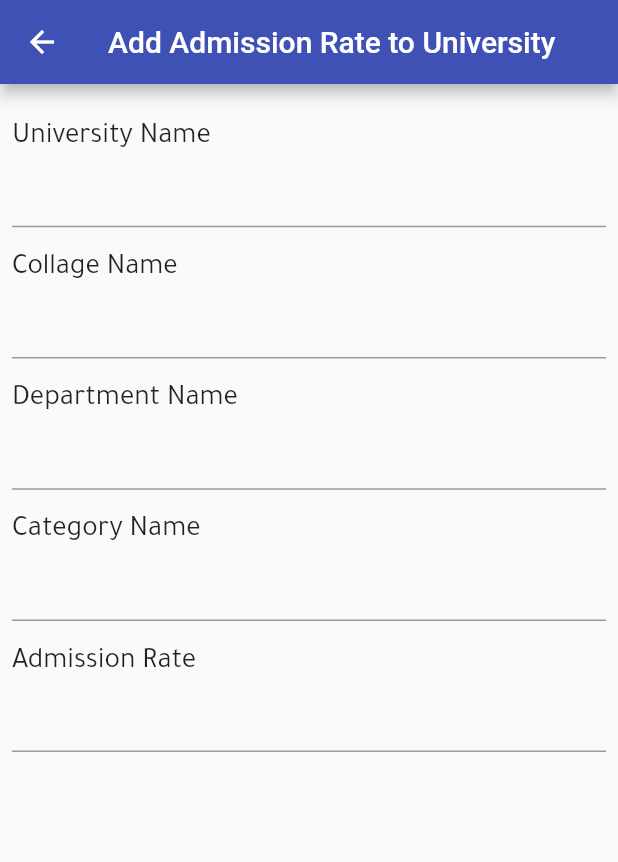
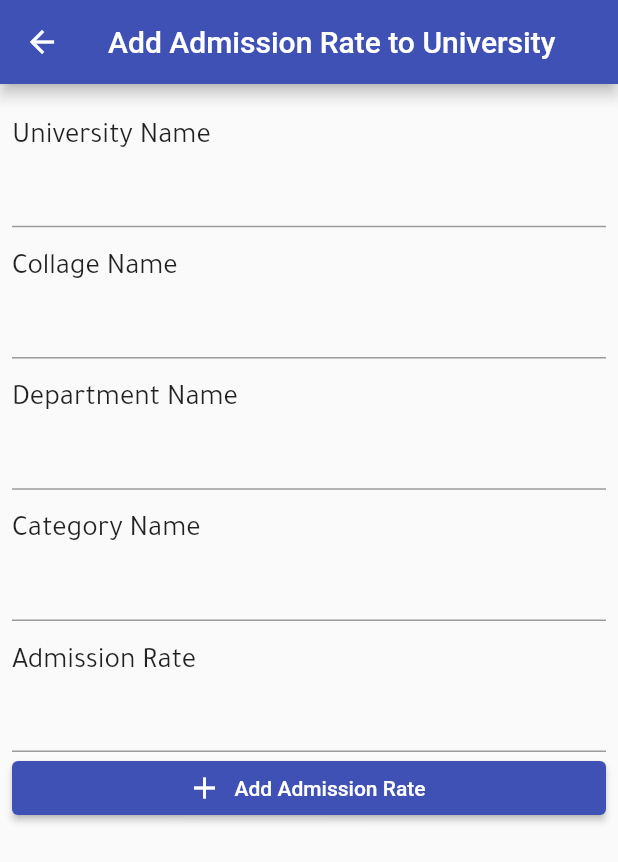
Before and after one commit to ShaimaBaasher/collage-finder, a Flutter app: the AddAdmissionView screen opened directly, on a phone screen of 412 x 824 dp. Shown: the top 862 px of the screen. Run offline on Flutter 3.47's test engine with Material 2 defaults, Android fonts, the phone set to English and light mode, and no system bars; our stand-ins replace cloud_firestore, firebase_core, firebase_storage, flutter_easyloading, flutter_svg, get and 6 more; accounts and stored records are empty; statements that could not run were skipped.

Commit message:
Added Admin

```diff
--- a/lib/admin/views/add_addmission_view/controller/add_admission_contoller.dart
+++ b/lib/admin/views/add_addmission_view/controller/add_admission_contoller.dart
@@ -1,7 +1,9 @@
 import 'package:cloud_firestore/cloud_firestore.dart';
 import 'package:collage_finder/models/category_model.dart';
+import 'package:flutter_easyloading/flutter_easyloading.dart';
 import 'package:get/get.dart';
 
+import '../../../../models/admission_model.dart';
 import '../../../../models/area_model.dart';
 import '../../../../models/collage_model.dart';
 import '../../../../models/department_model.dart';
@@ -18,12 +20,21 @@ class AddAdmissionController extends GetxController {
   final rateList = <RateModel>[];
   final rateStringList = <RateModel>[];
   final categoryList = <CategoryModel>[];
+  final admissionList = <AdmissionModel>[];
 
   var isLoading = false.obs;
+  var isInsertingLoading = false.obs;
+
+  CategoryModel? categoryModel;
+  UniversityModel? universityModel;
+  CollageModel? collageModel;
+  DepartmentModel? departmentModel;
+  RateModel? rateModel;
 
   @override
   void onInit() async {
     isLoading(true);
+    await getAdmission();
     await getAreas();
     await getUniversities();
     await getDepartments();
@@ -142,4 +153,50 @@ class AddAdmissionController extends GetxController {
           collageNameAr: element['collage_name_ar']));
     }
   }
+
+  Future getAdmission() async {
+    admissionList.clear();
+    QuerySnapshot querySnapshot = await ADMISSION_REF.get();
+    // Get data from docs and convert map to List
+    final allData = querySnapshot.docs.map((doc) => doc.data()).toList();
+    final universities = allData[0] as Map<String, dynamic>;
+    final list = universities['admission-rate'] as List<dynamic>;
+    printInfo(info: 'admission-rate>${universities['admission-rate']}');
+    for (var element in list) {
+      admissionList.add(AdmissionModel(
+        sectorId: element['sector_Id'],
+        categoryId: element['category_Id'],
+        collageId: element['collage_Id'],
+        departmentId: element['department_Id'],
+        rateId: element['rate_Id'],
+        superlativeId: element['superlative_Id'],
+        totalId: element['total_Id'],
+        universityId: element['university_Id'],
+      ));
+    }
+
+  }
+  void uploadAdmission() async {
+    isInsertingLoading(true);
+    // Images
+    int? _departmentId;
+
+    admissionList.add(AdmissionModel(
+        totalId: 1,
+        sectorId: 1,
+        superlativeId: 1,
+        universityId: universityModel?.universityId,
+        collageId: collageModel?.collageId,
+        rateId: rateModel?.rateId,
+        departmentId: departmentModel?.departmentId,
+        categoryId: categoryModel?.categoryId));
+
+    ADMISSION_REF.doc('pK0we3MKnVIe6dgVJ0sT').set(
+        AdmissionList(list: admissionList).toJson()
+      // 'universities': input
+    )        .then((_) => EasyLoading.showSuccess('Admission Added Successfully'))
+        .catchError((error) => EasyLoading.showError('Admission Add failed $error'));
+    isInsertingLoading(false);
+  }
+
 }
--- a/lib/admin/views/add_addmission_view/view/add_admission_view.dart
+++ b/lib/admin/views/add_addmission_view/view/add_admission_view.dart
@@ -51,7 +51,7 @@ class AddAdmissionView extends StatelessWidget {
                     },
                     displayStringForOption: (UniversityModel option) => option.universityNameEn!,
                     onSelected: (UniversityModel selection) {
-                      debugPrint('You just selected $selection');
+                      controller.universityModel = selection;
                     },
                   ),
                   SizedBox(height: 2.h,),
@@ -70,7 +70,7 @@ class AddAdmissionView extends StatelessWidget {
                     },
                     displayStringForOption: (CollageModel option) => option.collageNameEn!,
                     onSelected: (CollageModel selection) {
-                      debugPrint('You just selected $selection');
+                      controller.collageModel = selection;
                     },
                   ),
                   SizedBox(height: 2.h,),
@@ -89,6 +89,7 @@ class AddAdmissionView extends StatelessWidget {
                     },
                     displayStringForOption: (DepartmentModel option) => option.departmentNameEn!,
                     onSelected: (DepartmentModel selection) {
+                      controller.departmentModel = selection;
                       debugPrint('You just selected $selection');
                     },
                   ),
@@ -108,6 +109,7 @@ class AddAdmissionView extends StatelessWidget {
                     },
                     displayStringForOption: (CategoryModel option) => option.categoryNameEn!,
                     onSelected: (CategoryModel selection) {
+                      controller.categoryModel = selection;
                       debugPrint('You just selected $selection');
                     },
                   ),
@@ -127,8 +129,20 @@ class AddAdmissionView extends StatelessWidget {
                     },
                     displayStringForOption: (RateModel option) => option.rate!,
                     onSelected: (RateModel selection) {
+                      controller.rateModel = selection;
+
                       debugPrint('You just selected $selection');
                     },
+                  ),
+                  Obx(() =>
+                      ElevatedButton.icon(
+                        style: ElevatedButton.styleFrom(
+                          backgroundColor: Colors.indigo,),
+                        onPressed: controller.isInsertingLoading.isTrue ? null : () {
+                          controller.uploadAdmission();
+                        },
+                        icon: const Icon(Icons.add),
+                        label: const Text("Add Admission Rate"),),
                   ),
 
                 ],
--- a/lib/models/admission_model.dart
+++ b/lib/models/admission_model.dart
@@ -9,6 +9,38 @@ List<AdmissionModel>? admissionModelListFromJson(String str) =>
 
 String admissionModelListToJson(List<AdmissionModel> data) =>
     json.encode(List<dynamic>.from(data.map((x) => x.toJson())));
+
+class AdmissionList {
+  List<AdmissionModel>? _list;
+
+  AdmissionList({List<AdmissionModel>? list,}) {
+    if (list != null) {
+      _list = list;
+    }
+  }
+
+  List<AdmissionModel>? get list => _list;
+
+  set list(List<AdmissionModel>? list) => _list = list;
+
+  AdmissionList.fromJson(Map<String, dynamic> json) {
+    if (json['admission-rate'] != null) {
+      _list = <AdmissionModel>[];
+      json['admission-rate'].forEach((v) {
+        _list!.add(AdmissionModel.fromJson(v));
+      });
+    }
+  }
+
+  Map<String, dynamic> toJson() {
+    final Map<String, dynamic> data = Map<String, dynamic>();
+    if (_list != null) {
+      data['areas'] = _list!.map((v) => v.toJson()).toList();
+    }
+    return data;
+  }
+
+}
 
 class AdmissionModel {
   int? _totalId;
--- a/lib/utils/routes/app_pages.dart
+++ b/lib/utils/routes/app_pages.dart
@@ -1,3 +1,5 @@
+import 'package:collage_finder/admin/views/add_addmission_view/binding/binding.dart';
+import 'package:collage_finder/admin/views/add_addmission_view/view/add_admission_view.dart';
 import 'package:collage_finder/admin/views/add_advice_view/binding/binding.dart';
 import 'package:collage_finder/admin/views/add_advice_view/view/add_advice_view.dart';
 import 'package:collage_finder/admin/views/add_collage/view/add_collage_view.dart';
@@ -81,5 +83,11 @@ class AppPages {
       binding: AddAdviceBinding(),
       transition: _transition,
       transitionDuration: _transitionDuration,),
+    GetPage(
+      name: _Paths.admissionView,
+      page: () =>  AddAdmissionView(),
+      binding: AddAdmissionBinding(),
+      transition: _transition,
+      transitionDuration: _transitionDuration,),
   ];
 }
--- a/lib/views/rate_view/controller/controller.dart
+++ b/lib/views/rate_view/controller/controller.dart
@@ -186,7 +186,6 @@ class RateController extends GetxController {
         }
       }
 
-
       universityModelLists.add(UniversityModel(
           img: element['img'],
           universityId: element['university_Id'],
@@ -279,7 +278,7 @@ class RateController extends GetxController {
     // department_Id
     universityAdmissionList.clear();
     for (var admissionModel in admissionList) {
-      final universityModel = universityModelLists.firstWhere((element) => element.universityId == admissionModel.universityId);
+      final universityModel = universityModelLists.firstWhereOrNull((element) => element.universityId == admissionModel.universityId);
       final collageModel = collageList.firstWhereOrNull(
           (element) => element.collageId == admissionModel.collageId);
       if (departmentList.isNotEmpty) {
```
